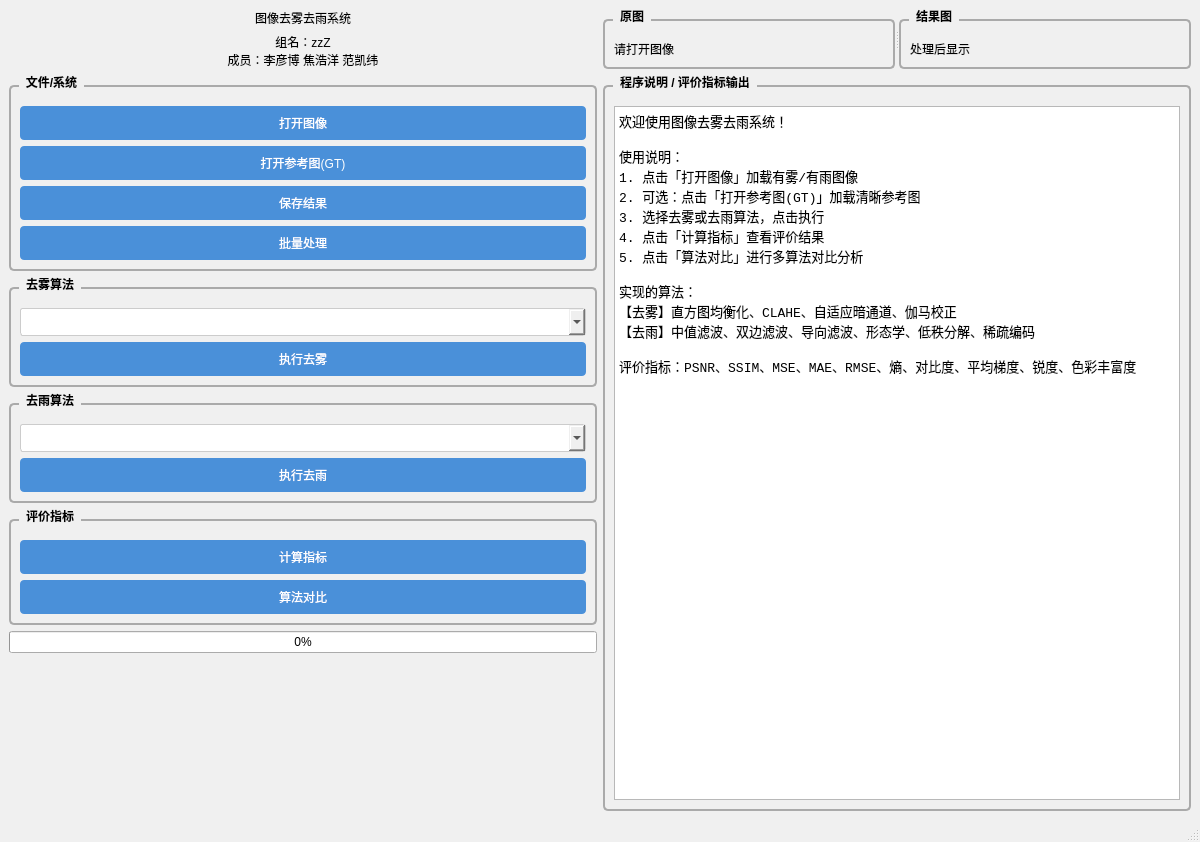
Before: the Qt Designer form main.ui in starliliko/big_assignment_for_digital_image_processing, drawn with Qt 5.
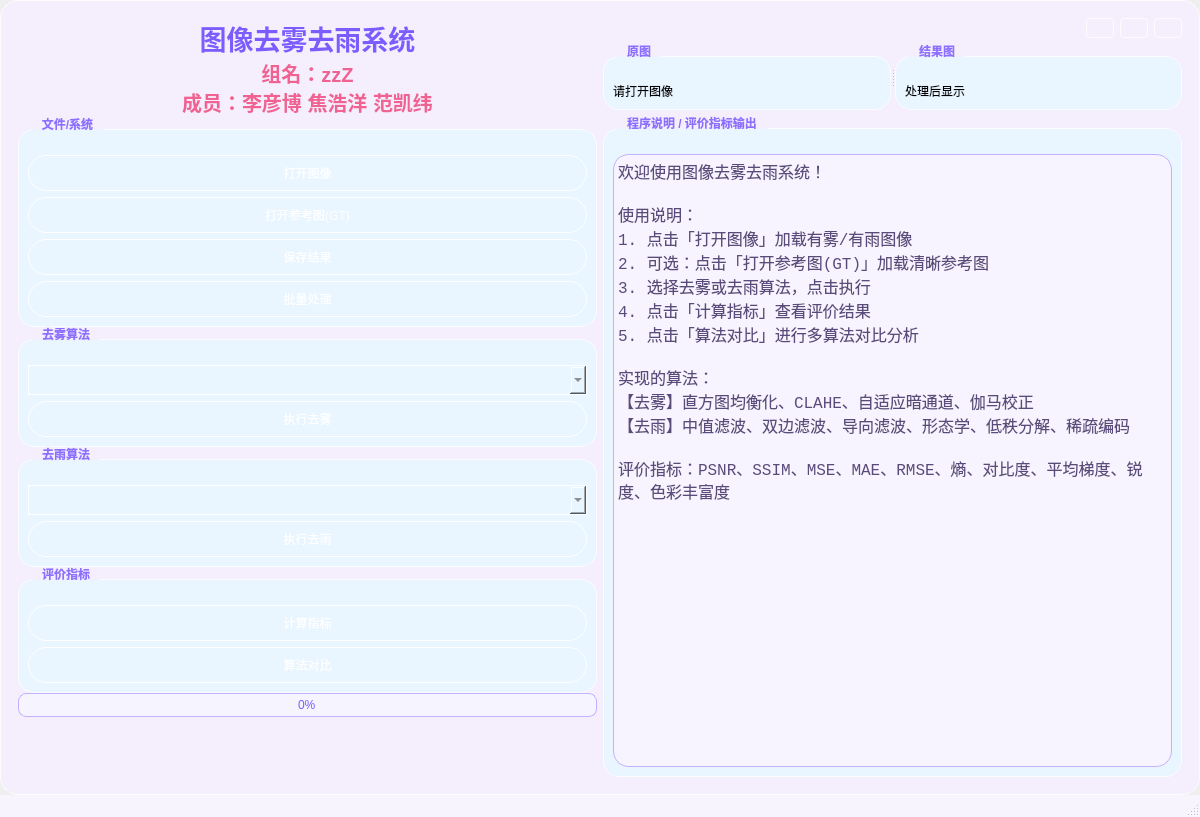
After: the same form once the commit is applied. Custom widgets are drawn as their Qt base class.

Diff of the .ui file:
```diff
--- a/main.ui
+++ b/main.ui
@@ -7,75 +7,279 @@
     <x>0</x>
     <y>0</y>
     <width>1200</width>
-    <height>842</height>
+    <height>817</height>
    </rect>
   </property>
   <property name="windowTitle">
    <string>图像去雾去雨系统 - 数字图像处理大作业</string>
   </property>
   <property name="styleSheet">
-   <string notr="true">
-QMainWindow {
-    background-color: #f0f0f0;
-}
-QGroupBox {
-    font-weight: bold;
-    border: 2px solid #aaa;
-    border-radius: 5px;
-    margin-top: 10px;
-    padding-top: 10px;
-}
-QGroupBox::title {
-    subcontrol-origin: margin;
-    left: 10px;
-    padding: 0 5px;
-}
-QPushButton {
-    background-color: #4a90d9;
-    color: white;
-    border: none;
-    padding: 8px 16px;
-    border-radius: 4px;
-    font-size: 12px;
-}
-QPushButton:hover {
-    background-color: #357abd;
-}
-QPushButton:pressed {
-    background-color: #2a5f8f;
-}
-QComboBox {
-    padding: 5px;
-    border: 1px solid #ccc;
-    border-radius: 3px;
-}
+   <string notr="true">            /* 梦幻可爱 · 粉蓝磨砂主题 */
+            QMainWindow {
+                background-color: qlineargradient(
+                    x1:0, y1:0, x2:1, y2:1,
+                    stop:0 rgba(242, 231, 255, 1.0),   /* 淡淡的薰衣草紫 */
+                    stop:1 rgba(222, 244, 255, 1.0)    /* 浅浅的天空蓝 */
+                );
+            }
+
+            /* 中央面板：略深一点的粉蓝磨砂玻璃块 */
+            QWidget#centralwidget {
+                background-color: rgba(245, 238, 255, 0.88);
+                border-radius: 18px;
+                border: 1px solid rgba(255, 255, 255, 0.8);
+            }
+
+            /* 分组框：柔和粉蓝，圆角更大一点 */
+            QGroupBox {
+                font-weight: bold;
+                border: 1px solid rgba(255, 255, 255, 0.75);
+                border-radius: 16px;
+                margin-top: 12px;
+                padding-top: 16px;
+                background-color: rgba(233, 245, 255, 0.95);
+                color: #555555;
+            }
+
+            QGroupBox::title {
+                subcontrol-origin: margin;
+                left: 14px;
+                padding: 0 8px;
+                color: #8c6fff;  /* 柔和紫色标题 */
+            }
+
+            /* 顶部标题和组员信息，更梦幻的文字颜色 */
+            QLabel#labelTitle {
+                color: #7b5cff;
+            }
+
+            QLabel#labelInfo {
+                color: #f06292;  /* 甜甜的粉色 */
+            }
+
+            /* 通用按钮：圆润的粉蓝渐变按钮 */
+            QPushButton {
+                background-color: qlineargradient(
+                    x1:0, y1:0, x2:1, y2:1,
+                    stop:0 rgba(255, 183, 213, 1.0),   /* 粉色 */
+                    stop:1 rgba(179, 205, 255, 1.0)    /* 淡蓝 */
+                );
+                color: #ffffff;
+                border: 1px solid rgba(255, 255, 255, 0.9);
+                padding: 8px 20px;
+                border-radius: 18px;
+            }
+
+            QPushButton:hover {
+                background-color: qlineargradient(
+                    x1:0, y1:0, x2:1, y2:1,
+                    stop:0 rgba(255, 198, 222, 1.0),
+                    stop:1 rgba(189, 215, 255, 1.0)
+                );
+            }
+
+            QPushButton:pressed {
+                background-color: qlineargradient(
+                    x1:0, y1:0, x2:1, y2:1,
+                    stop:0 rgba(247, 147, 191, 1.0),
+                    stop:1 rgba(159, 188, 245, 1.0)
+                );
+            }
+
+            /* 下拉框：与按钮协调的粉蓝配色 */
+            QComboBox {
+                padding: 6px 10px;
+                border: 1px solid rgba(255, 255, 255, 0.9);
+                border-radius: 16px;
+                background-color: rgba(233, 245, 255, 0.95);
+                color: #555555;
+            }
+
+            QComboBox QAbstractItemView {
+                background-color: rgba(248, 244, 255, 0.98);
+                color: #555555;
+                border: none;          /* 去掉边框，避免黑边 */
+                padding: 0px;          /* 去掉上下额外留白 */
+                margin: 0px;
+                outline: none;
+                selection-background-color: rgba(188, 170, 255, 0.9);
+            }
+
+            /* 程序说明 / 评价指标输出：淡紫信息面板 */
+            QTextEdit#textInfo {
+                background-color: rgba(248, 244, 255, 0.96);
+                border-radius: 16px;
+                border: 1px solid rgba(188, 170, 255, 0.9);
+                color: #5b4b7b;
+            }
+
+            /* 滚动条：与整体粉紫主题统一 */
+            QScrollBar:vertical {
+                background: transparent;
+                width: 10px;
+                margin: 4px 2px 4px 2px;
+                border-radius: 5px;
+            }
+
+            QScrollBar::handle:vertical {
+                background: qlineargradient(
+                    x1:0, y1:0, x2:1, y2:1,
+                    stop:0 rgba(205, 186, 255, 0.9),
+                    stop:1 rgba(179, 205, 255, 0.9)
+                );
+                border-radius: 5px;
+                min-height: 20px;
+            }
+
+            QScrollBar::add-line:vertical,
+            QScrollBar::sub-line:vertical {
+                height: 0px;
+                width: 0px;
+            }
+
+            QScrollBar::add-page:vertical,
+            QScrollBar::sub-page:vertical {
+                background: transparent;
+            }
+
+            /* 窗口控制按钮：右上角半透明渐变方形（类似 QQ 音乐风格） */
+            QPushButton#btnClose,
+            QPushButton#btnMinimize,
+            QPushButton#btnMaximize {
+                min-width: 26px;
+                max-width: 26px;
+                min-height: 18px;
+                max-height: 18px;
+                border-radius: 4px;
+                padding: 0;
+                border: 1px solid rgba(255, 255, 255, 0.75);
+                color: transparent;  /* 不显示文字，仅用颜色表达含义 */
+            }
+
+            QPushButton#btnClose {
+                background: qlineargradient(
+                    x1:0, y1:0, x2:1, y2:1,
+                    stop:0 rgba(255, 128, 150, 0.75),
+                    stop:1 rgba(255, 80, 120, 0.9)
+                );
+            }
+
+            QPushButton#btnClose:hover {
+                background: qlineargradient(
+                    x1:0, y1:0, x2:1, y2:1,
+                    stop:0 rgba(255, 148, 170, 0.85),
+                    stop:1 rgba(255, 96, 136, 1.0)
+                );
+            }
+
+            QPushButton#btnMinimize {
+                background: qlineargradient(
+                    x1:0, y1:0, x2:1, y2:1,
+                    stop:0 rgba(255, 220, 140, 0.7),
+                    stop:1 rgba(255, 196, 90, 0.9)
+                );
+            }
+
+            QPushButton#btnMinimize:hover {
+                background: qlineargradient(
+                    x1:0, y1:0, x2:1, y2:1,
+                    stop:0 rgba(255, 230, 160, 0.8),
+                    stop:1 rgba(255, 204, 102, 1.0)
+                );
+            }
+
+            QPushButton#btnMaximize {
+                background: qlineargradient(
+                    x1:0, y1:0, x2:1, y2:1,
+                    stop:0 rgba(160, 236, 210, 0.7),
+                    stop:1 rgba(110, 210, 190, 0.9)
+                );
+            }
+
+            QPushButton#btnMaximize:hover {
+                background: qlineargradient(
+                    x1:0, y1:0, x2:1, y2:1,
+                    stop:0 rgba(178, 245, 220, 0.8),
+                    stop:1 rgba(120, 220, 200, 1.0)
+                );
+            }
+
+            /* 进度条：糖果色加载条 */
+            QProgressBar {
+                border: 1px solid rgba(188, 170, 255, 0.9);
+                border-radius: 8px;
+                background-color: rgba(245, 245, 255, 0.9);
+                text-align: center;
+                color: #7b5cff;
+            }
+
+            QProgressBar::chunk {
+                border-radius: 8px;
+                background-color: qlineargradient(
+                    x1:0, y1:0, x2:1, y2:0,
+                    stop:0 rgba(255, 183, 213, 1.0),
+                    stop:1 rgba(179, 205, 255, 1.0)
+                );
+            }
+
+            /* 状态栏：轻微淡紫底 */
+            QStatusBar {
+                background-color: rgba(248, 244, 255, 0.95);
+            }
    </string>
   </property>
-  <widget class="QWidget" name="centralwidget">
-   <layout class="QHBoxLayout" name="horizontalLayout">
-    <item>
-     <layout class="QVBoxLayout" name="verticalLayout_left">
-      <item>
-       <widget class="QLabel" name="labelTitle">
-        <property name="text">
-         <string>图像去雾去雨系统</string>
-        </property>
-        <property name="alignment">
-         <set>Qt::AlignCenter</set>
-        </property>
-       </widget>
-      </item>
-      <item>
-       <widget class="QLabel" name="labelInfo">
-        <property name="text">
-         <string>组名：zzZ
+    <widget class="QWidget" name="centralwidget">
+            <layout class="QHBoxLayout" name="horizontalLayout">
+                    <property name="leftMargin">
+                     <number>18</number>
+                    </property>
+                    <property name="topMargin">
+                     <number>18</number>
+                    </property>
+                    <property name="rightMargin">
+                     <number>18</number>
+                    </property>
+                    <property name="bottomMargin">
+                     <number>18</number>
+                    </property>
+             <item>
+                <layout class="QVBoxLayout" name="verticalLayout_left">
+                <property name="spacing">
+                 <number>0</number>
+                </property>
+                     <item>
+                 <widget class="QLabel" name="labelTitle">
+                     <property name="font">
+                      <font>
+                        <pointsize>20</pointsize>
+                        <bold>true</bold>
+                      </font>
+                     </property>
+                     <property name="text">
+                      <string>图像去雾去雨系统</string>
+                     </property>
+                     <property name="alignment">
+                      <set>Qt::AlignCenter</set>
+                     </property>
+                 </widget>
+                </item>
+        <item>
+         <widget class="QLabel" name="labelInfo">
+          <property name="font">
+            <font>
+             <pointsize>15</pointsize>
+             <bold>true</bold>
+            </font>
+          </property>
+          <property name="text">
+            <string>组名：zzZ
 成员：李彦博 焦浩洋 范凯纬</string>
-        </property>
-        <property name="alignment">
-         <set>Qt::AlignCenter</set>
-        </property>
-       </widget>
-      </item>
+          </property>
+          <property name="alignment">
+            <set>Qt::AlignCenter</set>
+          </property>
+         </widget>
+        </item>
       <item>
        <widget class="QGroupBox" name="gbFileSystem">
         <property name="title">
@@ -201,6 +405,47 @@
     </item>
     <item>
      <layout class="QVBoxLayout" name="verticalLayout_right">
+        <item>
+         <layout class="QHBoxLayout" name="horizontalLayout_windowControls">
+          <property name="spacing">
+           <number>6</number>
+          </property>
+          <item>
+           <spacer name="horizontalSpacer_windowControls">
+            <property name="orientation">
+             <enum>Qt::Horizontal</enum>
+            </property>
+            <property name="sizeHint" stdset="0">
+             <size>
+            <width>40</width>
+            <height>20</height>
+             </size>
+            </property>
+           </spacer>
+          </item>
+          <item>
+           <widget class="QPushButton" name="btnMinimize">
+            <property name="text">
+             <string/>
+            </property>
+           </widget>
+          </item>
+          <item>
+           <widget class="QPushButton" name="btnMaximize">
+            <property name="text">
+             <string/>
+            </property>
+           </widget>
+          </item>
+          <item>
+           <widget class="QPushButton" name="btnClose">
+            <property name="text">
+             <string/>
+            </property>
+           </widget>
+          </item>
+         </layout>
+        </item>
       <item>
        <widget class="QSplitter" name="splitterImages">
         <property name="orientation">
@@ -247,7 +492,7 @@
            <property name="font">
             <font>
              <family>Consolas</family>
-             <pointsize>10</pointsize>
+                 <pointsize>12</pointsize>
             </font>
            </property>
            <property name="readOnly">
```
